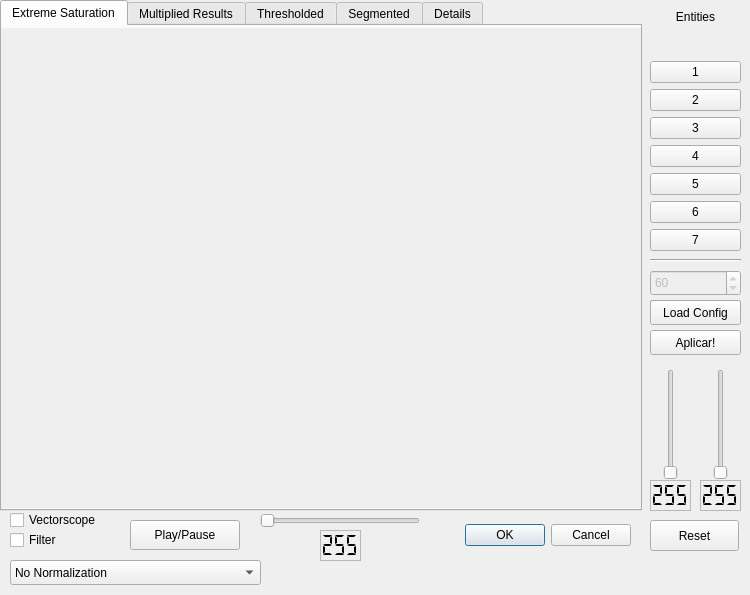
Before: the Qt Designer form src/maggicsegmentationdialog.ui in robocin/vss-vision, drawn with Qt 5.
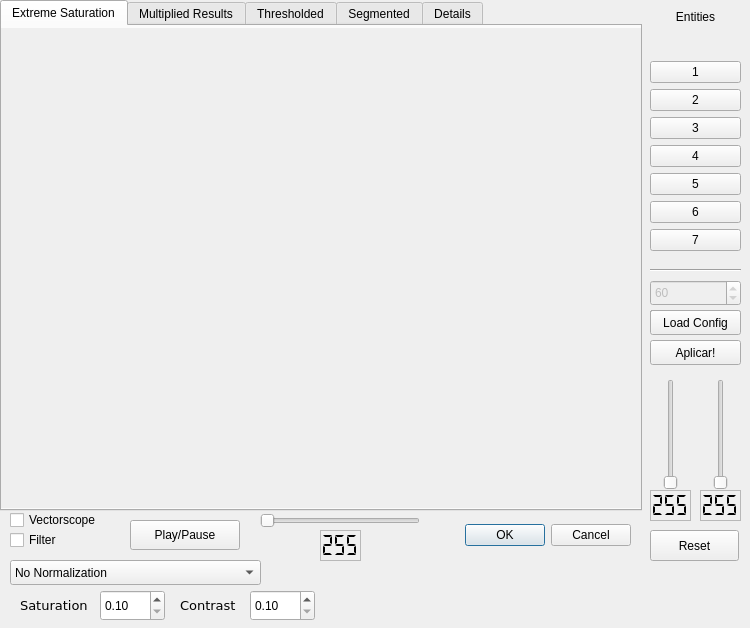
After: the same form once the commit is applied. Icons and pictures are not drawn.

Commit message: feat(MaggicSegmentation): add saturation and contrast inputs for frame post processing

```diff
--- a/src/maggicsegmentationdialog.ui
+++ b/src/maggicsegmentationdialog.ui
@@ -7,7 +7,7 @@
     <x>0</x>
     <y>0</y>
     <width>750</width>
-    <height>595</height>
+    <height>628</height>
    </rect>
   </property>
   <property name="windowTitle">
@@ -219,7 +219,7 @@
    <property name="geometry">
     <rect>
      <x>650</x>
-     <y>300</y>
+     <y>310</y>
      <width>91</width>
      <height>23</height>
     </rect>
@@ -238,7 +238,7 @@
    <property name="geometry">
     <rect>
      <x>650</x>
-     <y>300</y>
+     <y>310</y>
      <width>91</width>
      <height>25</height>
     </rect>
@@ -257,7 +257,7 @@
    <property name="geometry">
     <rect>
      <x>650</x>
-     <y>250</y>
+     <y>260</y>
      <width>91</width>
      <height>20</height>
     </rect>
@@ -273,7 +273,7 @@
    <property name="geometry">
     <rect>
      <x>650</x>
-     <y>270</y>
+     <y>280</y>
      <width>91</width>
      <height>26</height>
     </rect>
@@ -295,7 +295,7 @@
    <property name="geometry">
     <rect>
      <x>661</x>
-     <y>369</y>
+     <y>379</y>
      <width>20</width>
      <height>111</height>
     </rect>
@@ -317,7 +317,7 @@
    <property name="geometry">
     <rect>
      <x>650</x>
-     <y>480</y>
+     <y>490</y>
      <width>41</width>
      <height>31</height>
     </rect>
@@ -348,7 +348,7 @@
    <property name="geometry">
     <rect>
      <x>711</x>
-     <y>369</y>
+     <y>379</y>
      <width>20</width>
      <height>111</height>
     </rect>
@@ -370,7 +370,7 @@
    <property name="geometry">
     <rect>
      <x>700</x>
-     <y>480</y>
+     <y>490</y>
      <width>41</width>
      <height>31</height>
     </rect>
@@ -401,7 +401,7 @@
    <property name="geometry">
     <rect>
      <x>650</x>
-     <y>520</y>
+     <y>530</y>
      <width>89</width>
      <height>31</height>
     </rect>
@@ -495,7 +495,7 @@
    <property name="geometry">
     <rect>
      <x>650</x>
-     <y>330</y>
+     <y>340</y>
      <width>91</width>
      <height>25</height>
     </rect>
@@ -594,6 +594,82 @@
     </property>
    </item>
   </widget>
+  <widget class="QLabel" name="label_2">
+   <property name="geometry">
+    <rect>
+     <x>20</x>
+     <y>595</y>
+     <width>71</width>
+     <height>21</height>
+    </rect>
+   </property>
+   <property name="font">
+    <font>
+     <family>DejaVu Sans</family>
+     <pointsize>10</pointsize>
+    </font>
+   </property>
+   <property name="text">
+    <string>Saturation</string>
+   </property>
+  </widget>
+  <widget class="QDoubleSpinBox" name="saturation">
+   <property name="geometry">
+    <rect>
+     <x>250</x>
+     <y>590</y>
+     <width>65</width>
+     <height>31</height>
+    </rect>
+   </property>
+   <property name="minimum">
+    <double>0.100000000000000</double>
+   </property>
+   <property name="maximum">
+    <double>10.000000000000000</double>
+   </property>
+   <property name="singleStep">
+    <double>0.100000000000000</double>
+   </property>
+  </widget>
+  <widget class="QLabel" name="label_3">
+   <property name="geometry">
+    <rect>
+     <x>180</x>
+     <y>595</y>
+     <width>71</width>
+     <height>21</height>
+    </rect>
+   </property>
+   <property name="font">
+    <font>
+     <family>DejaVu Sans</family>
+     <pointsize>10</pointsize>
+    </font>
+   </property>
+   <property name="text">
+    <string>Contrast</string>
+   </property>
+  </widget>
+  <widget class="QDoubleSpinBox" name="contrast">
+   <property name="geometry">
+    <rect>
+     <x>100</x>
+     <y>590</y>
+     <width>65</width>
+     <height>31</height>
+    </rect>
+   </property>
+   <property name="minimum">
+    <double>0.100000000000000</double>
+   </property>
+   <property name="maximum">
+    <double>10.000000000000000</double>
+   </property>
+   <property name="singleStep">
+    <double>0.100000000000000</double>
+   </property>
+  </widget>
  </widget>
  <resources>
   <include location="image.qrc"/>
```
The commit also changes 4 other files.
